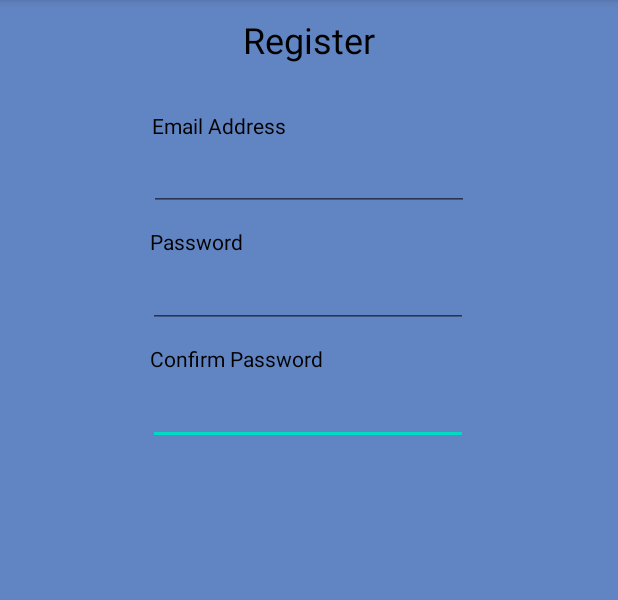
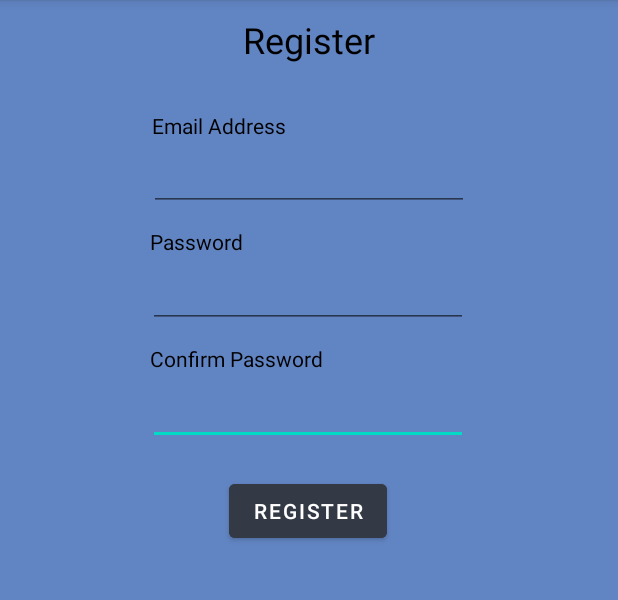
Before and after one commit to b0bbydev/COMP3025-Assignment1, an Android app: the RegisterActivity screen opened directly, with no data from a screen before it, on a phone screen of 412 x 824 dp, the part 84-684 px from its top. Run offline under Robolectric (Android 15) with nearby library versions, the light colour scheme and no system bars.

Commit message:
passed email to RegisterActivity

```diff
--- a/app/build.gradle
+++ b/app/build.gradle
@@ -17,8 +17,8 @@
         testInstrumentationRunner "androidx.test.runner.AndroidJUnitRunner"
     }
 
-    viewBinding {
-        true
+    buildFeatures {
+        viewBinding true
     }
 
     buildTypes {
--- a/app/src/main/java/com/example/twitterclone/RegisterActivity.kt
+++ b/app/src/main/java/com/example/twitterclone/RegisterActivity.kt
@@ -2,10 +2,21 @@
 
 import androidx.appcompat.app.AppCompatActivity
 import android.os.Bundle
+import com.example.twitterclone.databinding.ActivityMainBinding
+import com.example.twitterclone.databinding.ActivityRegisterBinding
 
 class RegisterActivity : AppCompatActivity() {
+
+    // binding.
+    private lateinit var binding: ActivityRegisterBinding
+
     override fun onCreate(savedInstanceState: Bundle?) {
         super.onCreate(savedInstanceState)
-        setContentView(R.layout.activity_register)
-    }
-}
+        // binding.
+        binding = ActivityRegisterBinding.inflate(layoutInflater)
+        setContentView(binding.root)
+
+        // set the text in the emailAddressTextView.
+        binding.emailAddressTextRegister.setText(intent.getStringExtra("emailAddress"))
+    }// end of onCreate().
+}// end of class.
--- a/app/src/main/res/layout/activity_register.xml
+++ b/app/src/main/res/layout/activity_register.xml
@@ -6,6 +6,18 @@
     android:layout_height="match_parent"
     android:background="@color/fadedblue"
     tools:context=".RegisterActivity">
+
+    <Button
+        android:id="@+id/registerButtonRegister"
+        android:layout_width="wrap_content"
+        android:layout_height="wrap_content"
+        android:layout_marginTop="20dp"
+        android:backgroundTint="@color/darkgrey"
+        android:text="@string/register_button"
+        app:layout_constraintEnd_toEndOf="parent"
+        app:layout_constraintHorizontal_bias="0.498"
+        app:layout_constraintStart_toStartOf="parent"
+        app:layout_constraintTop_toBottomOf="@+id/confirmPasswordTextRegister" />
 
     <TextView
         android:id="@+id/confirmPasswordTextViewRegister"
```
Also changed, not shown: app/src/main/java/com/example/twitterclone/MainActivity.kt (+24 -3 lines).
